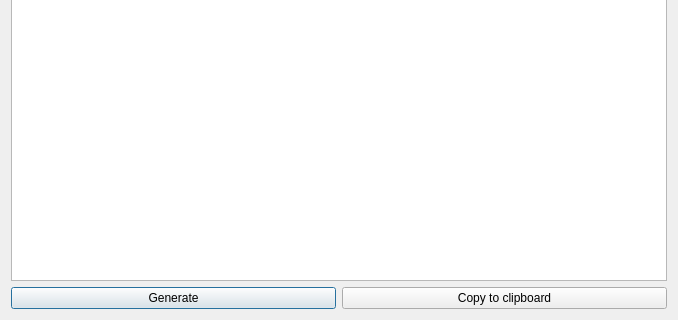
Old version of the form hub/forms/DlgGenerateSshKey.ui in the repository subutai-io/control-center; both pictures show x 0 to 678 and y 159 to 479 of the 678 by 479 pixel window.
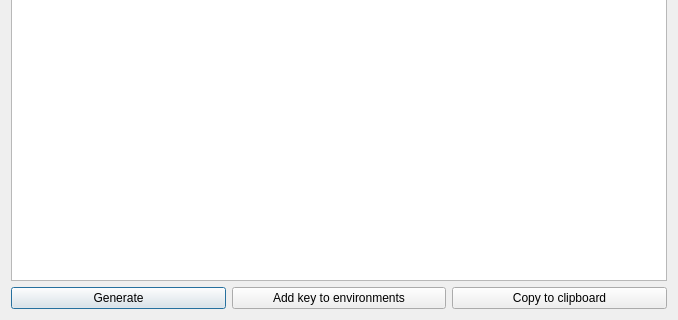
New version of the form.

Commit message: ssh key adding to environments automation

```diff
--- a/hub/forms/DlgGenerateSshKey.ui
+++ b/hub/forms/DlgGenerateSshKey.ui
@@ -16,7 +16,7 @@
   <layout class="QVBoxLayout" name="verticalLayout">
    <item>
     <layout class="QGridLayout" name="gridLayout">
-     <item row="0" column="0" colspan="2">
+     <item row="0" column="0" colspan="3">
       <widget class="QLabel" name="lbl_description">
        <property name="text">
         <string>Here you can see ssh key. Copy it to clipboard and then go to SS console. There you need to go to environments section. Click Environments. link on the left, At the bottom of the page you will see the list of environments. Click Add link below SSH key column to add the key to all environment containers.</string>
@@ -29,7 +29,7 @@
        </property>
       </widget>
      </item>
-     <item row="1" column="0" colspan="2">
+     <item row="1" column="0" colspan="3">
       <widget class="QTextEdit" name="te_ssh_key">
        <property name="readOnly">
         <bool>true</bool>
@@ -44,6 +44,13 @@
       </widget>
      </item>
      <item row="2" column="1">
+      <widget class="QPushButton" name="btn_add_to_environments">
+       <property name="text">
+        <string>Add key to environments</string>
+       </property>
+      </widget>
+     </item>
+     <item row="2" column="2">
       <widget class="QPushButton" name="btn_copy_to_clipboard">
        <property name="text">
         <string>Copy to clipboard</string>
```
The commit also changes 4 other files.
